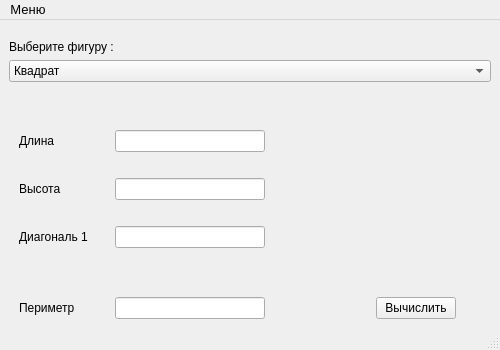
First picture: the form in Курс 3/VPHAMI/Lab 1/CalcFigure/mainwindow.ui, repository fnDxrk/Sibsutis, before the edit.
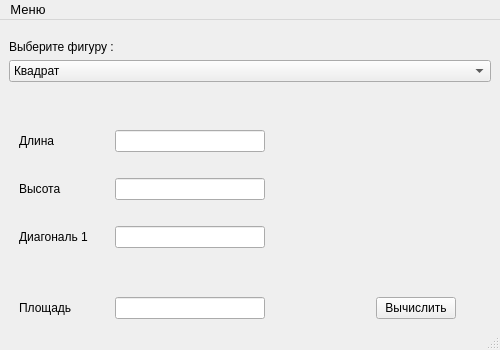
Second picture: the form after the edit.

What changed in the file:
```diff
--- a/Курс 3/VPHAMI/Lab 1/CalcFigure/mainwindow.ui
+++ b/Курс 3/VPHAMI/Lab 1/CalcFigure/mainwindow.ui
@@ -302,7 +302,7 @@
              </size>
             </property>
             <property name="text">
-             <string>Периметр</string>
+             <string>Площадь</string>
             </property>
            </widget>
           </item>
```
Left out of the diff: 22 changed lines with no effect on the pictures.
